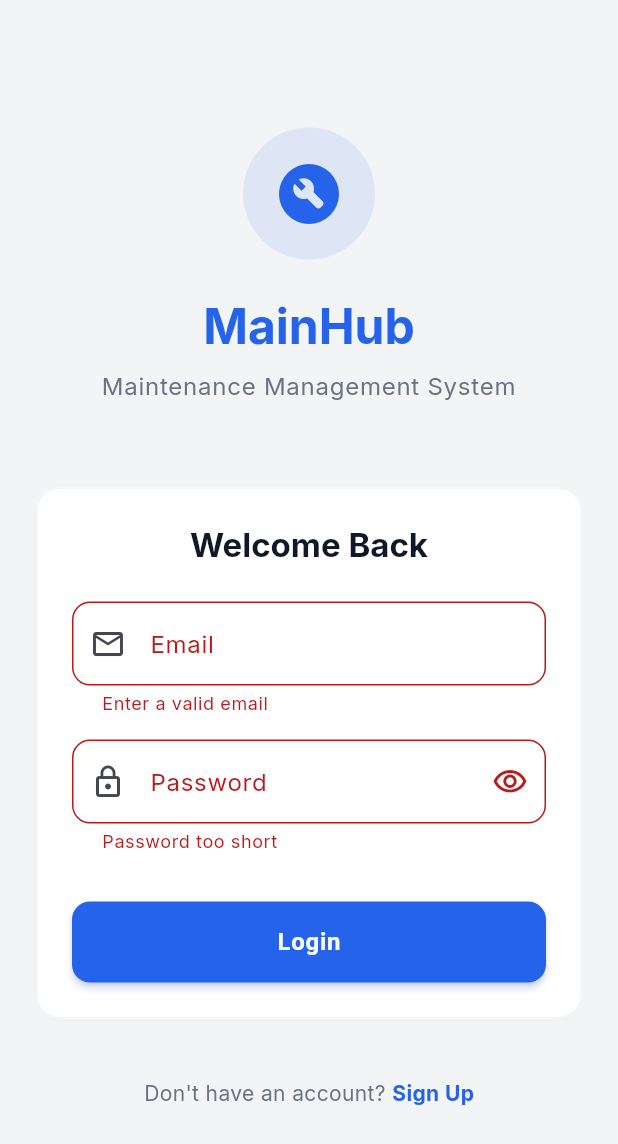
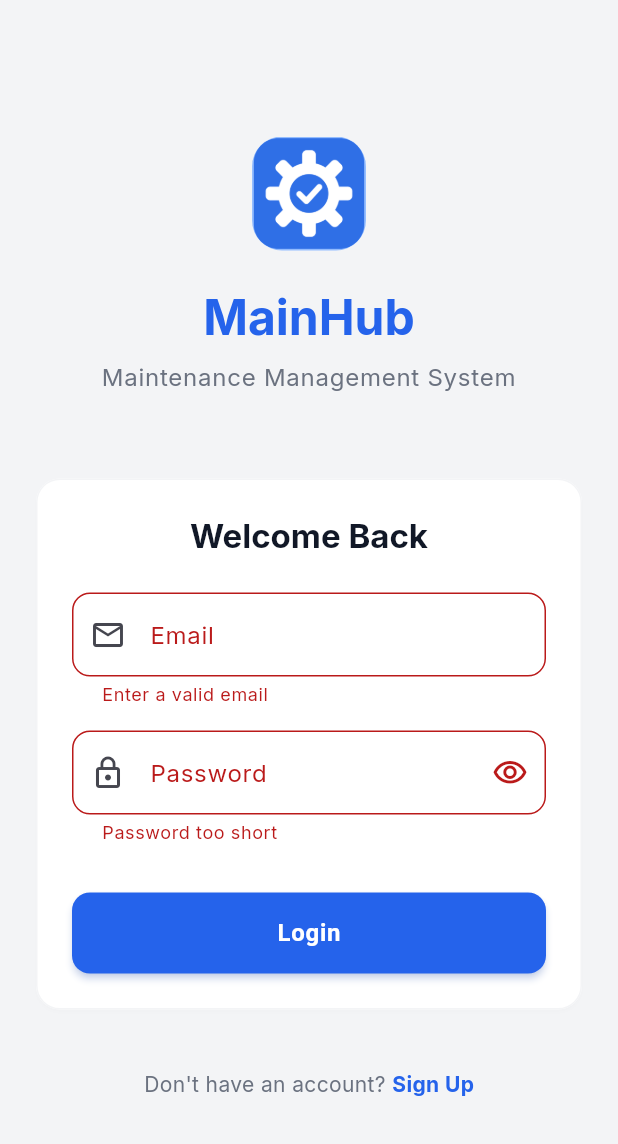
Before and after one commit to Omega-127/MaintHub, a Flutter app: the screen it shows after launch, after a tap on "Login", on a phone screen of 412 x 824 dp. Shown: the top 1144 px of the screen. Run offline on Flutter 3.47's test engine with Material 3 defaults, Android fonts, the phone set to English and light mode, and no system bars; our stand-ins replace dio, flutter_local_notifications, flutter_secure_storage, google_fonts, permission_handler, shared_preferences; accounts and stored records are empty.

Commit message:
feat: add app icons and splash screen for MaintHub mobile application

```diff
--- a/mainthub-app/lib/screens/machines/login_screen.dart
+++ b/mainthub-app/lib/screens/machines/login_screen.dart
@@ -65,17 +65,13 @@ class _LoginScreenState extends State<LoginScreen> {
               crossAxisAlignment: CrossAxisAlignment.center,
               children: [
                 // Logo Container
-                Container(
-                  width: 88,
-                  height: 88,
-                  decoration: BoxDecoration(
-                    color: AppTheme.primary.withOpacity(0.1),
-                    shape: BoxShape.circle,
-                  ),
-                  child: const Icon(
-                    Icons.build_circle_rounded,
-                    size: 48,
-                    color: AppTheme.primary,
+                ClipRRect(
+                  borderRadius: BorderRadius.circular(20),
+                  child: Image.asset(
+                    'assets/icon/app_icon.png',
+                    width: 76,
+                    height: 76,
+                    fit: BoxFit.contain,
                   ),
                 ),
                 const SizedBox(height: 24),
--- a/mainthub-app/lib/screens/splash_screen.dart
+++ b/mainthub-app/lib/screens/splash_screen.dart
@@ -51,7 +51,15 @@ class _SplashScreenState extends State<SplashScreen> {
         child: Column(
           mainAxisAlignment: MainAxisAlignment.center,
           children: [
-            const Icon(Icons.build_circle, size: 80, color: Colors.white),
+            ClipRRect(
+              borderRadius: BorderRadius.circular(22),
+              child: Image.asset(
+                'assets/icon/app_icon.png',
+                width: 88,
+                height: 88,
+                fit: BoxFit.contain,
+              ),
+            ),
             const SizedBox(height: 20),
             const Text(
               'MainHub',
--- a/mainthub-app/pubspec.yaml
+++ b/mainthub-app/pubspec.yaml
@@ -29,6 +29,8 @@ dev_dependencies:
 # The following section is specific to Flutter packages.
 flutter:
   uses-material-design: true
+  assets:
+    - assets/icon/
 
   # To add assets to your package, add an assets section, like this:
   # assets:
```
Also changed, not shown: icon/mainthub-icon-16.png (added), icon/mainthub-icon-180.png (added), icon/mainthub-icon-192.png (added), icon/mainthub-icon-32.png (added), icon/mainthub-icon-512.png (added), icon/mainthub-icon-foreground.svg (added), icon/mainthub-icon.svg (added), mainthub-app/assets/icon/app_icon.png (added), mainthub-app/assets/icon/app_icon.svg (added), mainthub-app/assets/icon/app_icon_192.png (added), 24 other files.
